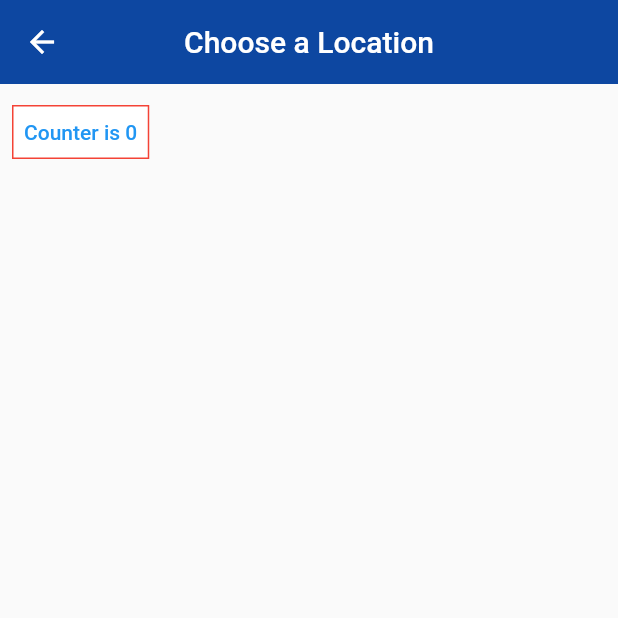
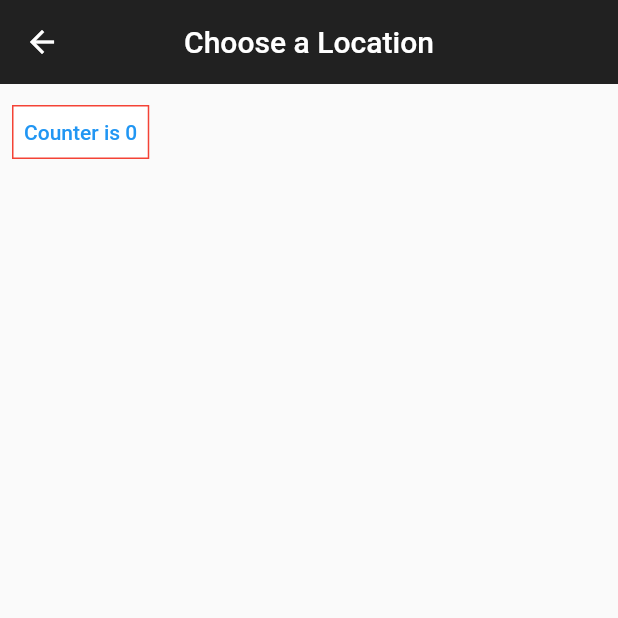
Before and after one commit to danielchukwu/World-time-app---flutter, a Flutter app: the ChooseLocation screen opened by its route, on a phone screen of 412 x 824 dp, the top half of it. Run offline on Flutter 3.47's test engine with Material 2 defaults, Android fonts, the phone set to English and light mode, and no system bars; our stand-ins replace flutter_spinkit; network calls fail.

Commit message:
change loading screen and location screen theme to black

```diff
--- a/lib/pages/choose_location.dart
+++ b/lib/pages/choose_location.dart
@@ -17,7 +17,7 @@ class _ChooseLocationState extends State<ChooseLocation> {
     return Scaffold(
       appBar: AppBar(
         title: const Text('Choose a Location'),
-        backgroundColor: Colors.blue[900],
+        backgroundColor: Colors.black87,
         centerTitle: true,
         elevation: 0.0,
       ),
--- a/lib/pages/loading.dart
+++ b/lib/pages/loading.dart
@@ -45,7 +45,8 @@ class _LoadingState extends State<Loading> {
   @override
   Widget build(BuildContext context) {
     return const Scaffold(
-      backgroundColor: Color.fromRGBO(36, 26, 86, 1),
+      // backgroundColor: Color.fromRGBO(36, 26, 86, 1),
+      backgroundColor: Colors.black87,
       body: Padding(
         padding: EdgeInsets.all(30.0),
         child: SpinKitSquareCircle(
```
